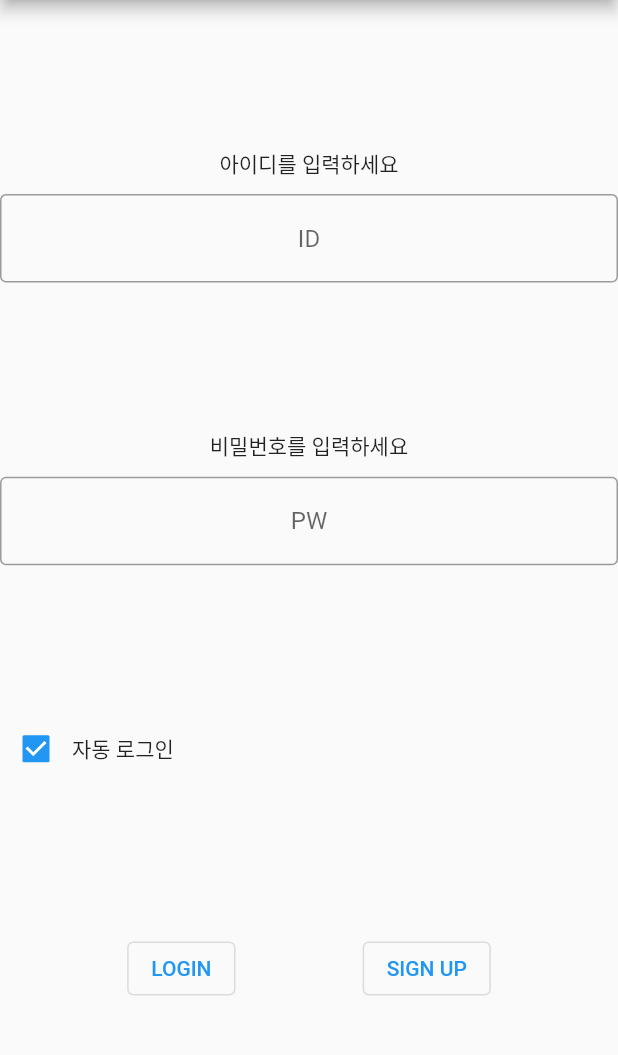
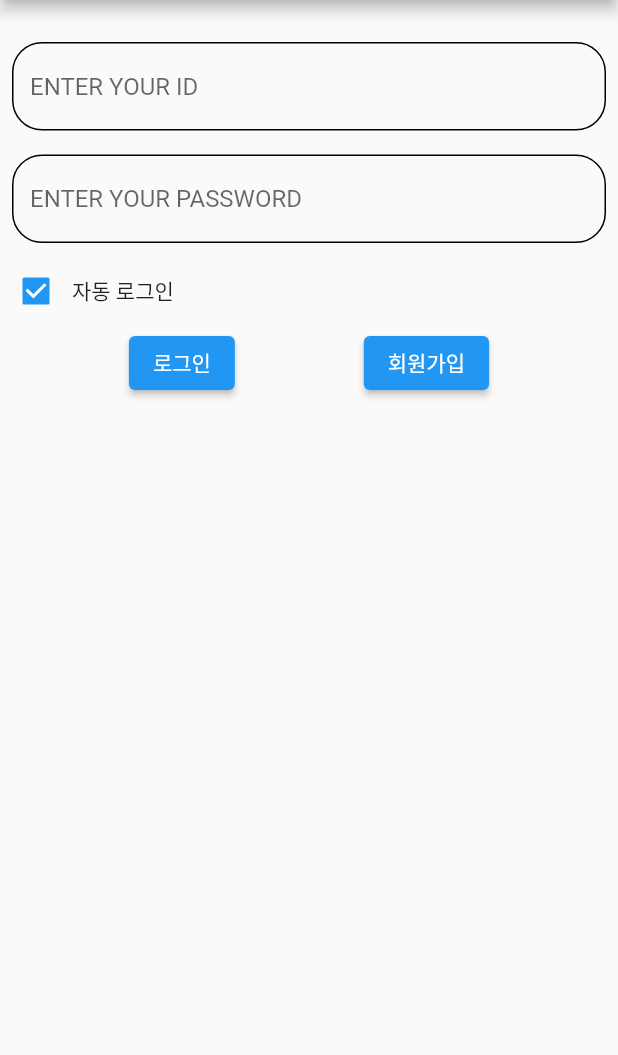
Before and after one commit to WepProglam/polarStar_flutter, a Flutter app: the screen it shows after launch, on a phone screen of 412 x 824 dp, the part 84-1139 px from its top. Run offline on Flutter 3.47's test engine with Material 2 defaults, Android fonts, the phone set to English and light mode, and no system bars; our stand-ins replace cached_network_image, firebase_core, firebase_messaging, get, get_storage, image_picker and 1 more; accounts and stored records are empty.

Commit message:
login, admin make component

```diff
--- a/lib/getXController.dart
+++ b/lib/getXController.dart
@@ -275,10 +275,12 @@ class PostController extends GetxController {
   var commentUrl = ''.obs;
 
   @override
-  void onInit() {
+  void onInit() async {
     super.onInit();
     makeCommentUrl(COMMUNITY_ID, BOARD_ID);
     boardOrRecruit = COMMUNITY_ID > 3 ? "board" : "outside";
+    print("init!!!!");
+    await getPostData();
   }
 
   Future<void> refreshPost() async {
--- a/lib/login.dart
+++ b/lib/login.dart
@@ -1,10 +1,12 @@
 import 'package:flutter/material.dart';
+import 'package:polarstar_flutter/src/form_validator.dart';
 import 'dart:convert';
 import 'session.dart';
 import 'crypt.dart';
 import 'package:get/get.dart';
 import 'package:get_storage/get_storage.dart';
 import 'getXController.dart';
+import './src/custom_text_form_field.dart';
 
 // void main() {
 //   runApp(Login());
@@ -14,6 +16,7 @@ class Login extends StatelessWidget {
   @override
   Widget build(BuildContext context) {
     return Scaffold(
+      resizeToAvoidBottomInset: false,
       appBar: AppBar(
         title: Text('polarStar'),
       ),
@@ -27,6 +30,7 @@ class LoginInputs extends StatelessWidget {
 
   final loginIdContoller = TextEditingController();
   final loginPwContoller = TextEditingController();
+  final _formKey = GlobalKey<FormState>();
 
   final box = GetStorage();
 
@@ -90,44 +94,26 @@ class LoginInputs extends StatelessWidget {
   @override
   Widget build(BuildContext context) {
     final notiController = Get.put(NotiController());
-    return Center(
-        child: Column(
-      mainAxisAlignment: MainAxisAlignment.spaceEvenly,
-      children: [
-        Container(
-            child: Column(
-          children: [
-            Text('아이디를 입력하세요'),
-            Container(
-              height: 10,
-            ),
-            TextFormField(
-              controller: loginIdContoller,
-              textAlign: TextAlign.center,
-              decoration:
-                  InputDecoration(border: OutlineInputBorder(), hintText: 'ID'),
-            ),
-          ],
-        )),
-        Container(
-          child: Column(
-            children: [
-              Text('비밀번호를 입력하세요'),
-              Container(
-                height: 10,
-              ),
-              TextFormField(
-                obscureText: true,
-                controller: loginPwContoller,
-                textAlign: TextAlign.center,
-                decoration: InputDecoration(
-                    border: OutlineInputBorder(), hintText: 'PW'),
-              ),
-            ],
+    return Form(
+      key: _formKey,
+      child: Column(
+        children: [
+          SizedBox(height: 20),
+          CustomTextFormField(
+            hint: "ID",
+            textController: loginIdContoller,
+            funcValidator: (value) {
+              return checkEmpty(value);
+            },
           ),
-        ),
-        Row(
-          children: [
+          CustomTextFormField(
+            hint: "PASSWORD",
+            textController: loginPwContoller,
+            funcValidator: (value) {
+              return checkEmpty(value);
+            },
+          ),
+          Row(children: [
             Obx(
               () => Checkbox(
                   value: loginController.isAutoLogin.value,
@@ -136,29 +122,24 @@ class LoginInputs extends StatelessWidget {
                     loginController.updateAutoLogin(value);
                   }),
             ),
-            Text('자동 로그인'),
-          ],
-        ),
-        Container(
-          child: Row(
+            Text('자동 로그인')
+          ]),
+          Row(
             mainAxisAlignment: MainAxisAlignment.spaceEvenly,
             children: [
-              OutlinedButton(
+              ElevatedButton(
                   onPressed: () {
-                    print(notiController.tokenFCM.value);
-                    userLogin(notiController.tokenFCM.value);
+                    if (_formKey.currentState.validate()) {
+                      userLogin(notiController.tokenFCM.value);
+                    }
                   },
-                  child: Text('LOGIN')),
-              OutlinedButton(
-                  onPressed: () {
-                    // Navigator.pushNamed(context, '/signUp');
-                    Get.toNamed('/signUp');
-                  },
-                  child: Text('SIGN UP'))
+                  child: Text("로그인")),
+              ElevatedButton(
+                  onPressed: () => Get.toNamed('/signUp'), child: Text("회원가입"))
             ],
-          ),
-        )
-      ],
-    ));
+          )
+        ],
+      ),
+    );
   }
 }
--- a/lib/post.dart
+++ b/lib/post.dart
@@ -19,7 +19,7 @@ class Post extends StatelessWidget {
   @override
   Widget build(BuildContext context) {
     var commentWriteController = TextEditingController();
-    c.getPostData();
+    // c.getPostData();
     return Scaffold(
         appBar: AppBar(
           title: Text('polarStar'),
--- a/lib/recruit_information/recruit_post.dart
+++ b/lib/recruit_information/recruit_post.dart
@@ -19,11 +19,12 @@ class RecruitPost extends GetView<PostController> {
   final c = Get.put(PostController(
       BOARD_ID: Get.arguments["BOARD_ID"],
       COMMUNITY_ID: Get.arguments["COMMUNITY_ID"]));
+
   final mailController = Get.put(MailController());
 
   @override
   Widget build(BuildContext context) {
-    c.getPostData();
+    // c.getPostData();
 
     return Scaffold(
         appBar: AppBar(title: Text('polarStar')),
--- /dev/null
+++ b/lib/src/custom_text_form_field.dart
@@ -0,0 +1,38 @@
+import 'package:flutter/material.dart';
+
+class CustomTextFormField extends StatelessWidget {
+  const CustomTextFormField(
+      {Key key,
+      @required this.textController,
+      @required this.hint,
+      @required this.funcValidator})
+      : super(key: key);
+
+  final TextEditingController textController;
+  final String hint;
+  final funcValidator;
+
+  @override
+  Widget build(BuildContext context) {
+    return Padding(
+      padding: const EdgeInsets.all(8.0),
+      child: TextFormField(
+        obscureText: hint == "PASSWORD" ? true : false,
+        validator: funcValidator,
+        controller: textController,
+        textAlign: TextAlign.start,
+        decoration: InputDecoration(
+            hintText: 'ENTER YOUR $hint',
+            enabledBorder:
+                OutlineInputBorder(borderRadius: BorderRadius.circular(20)),
+            focusedBorder: OutlineInputBorder(
+              borderRadius: BorderRadius.circular(20),
+            ),
+            errorBorder:
+                OutlineInputBorder(borderRadius: BorderRadius.circular(20)),
+            focusedErrorBorder:
+                OutlineInputBorder(borderRadius: BorderRadius.circular(20))),
+      ),
+    );
+  }
+}
--- a/pubspec.yaml
+++ b/pubspec.yaml
@@ -47,6 +47,8 @@ dependencies:
   cached_network_image: ^3.1.0
 
   path_provider: ^2.0.2
+
+  validators: ^2.2.0
 
 
 
```
Also changed, not shown: lib/sign_up.dart (+36 -66 lines), lib/src/form_validator.dart (added, +13 -0 lines).
